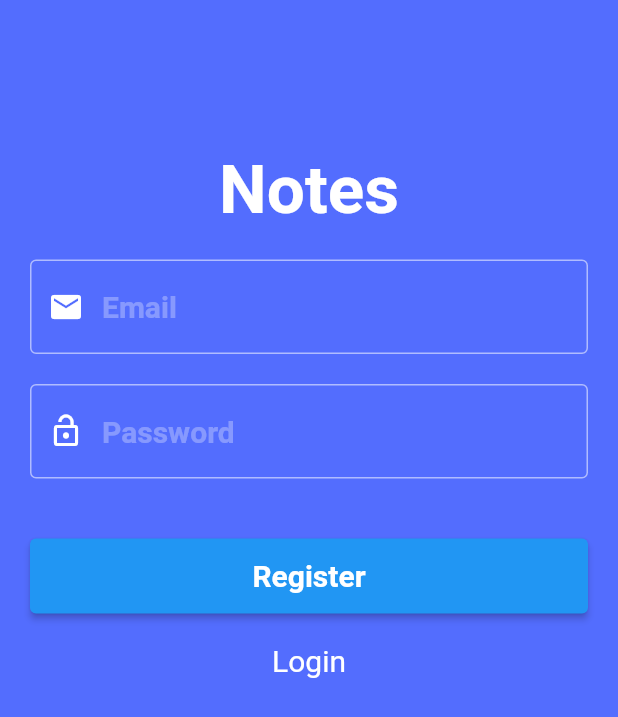
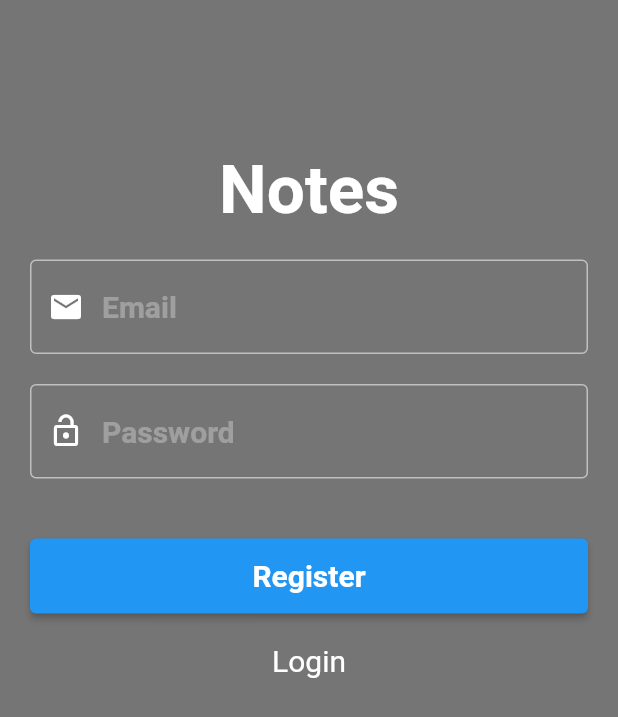
Before and after one commit to Killllot/Elementary-notes-and-API-with-tracking-course-crypto-money, a Flutter app: the screen it shows after launch, after a tap on "Not registered? Register", on a phone screen of 412 x 824 dp. Shown: the top 717 px of the screen. Run offline on Flutter 3.47's test engine with Material 2 defaults, Android fonts, the phone set to English and light mode, and no system bars; our stand-ins replace cloud_firestore, firebase_auth, firebase_core, fluttertoast, image_picker, video_player; accounts and stored records are empty; network calls fail.

Commit message:
Stable version

```diff
--- a/lib/main.dart
+++ b/lib/main.dart
@@ -15,18 +15,19 @@ void main() async {
   runApp(MultiProvider(
     providers: [
       ChangeNotifierProvider<AuthService>.value(value: AuthService()),
-      StreamProvider.value(value: AuthService().user, initialData: null)
+      StreamProvider.value(
+          value: AuthService().currentUser, initialData: null)
     ],
     child: MaterialApp(
       theme: ThemeData(
-        primaryColor: Colors.indigoAccent,
+        primaryColor: Colors.black54,
       ),
       initialRoute: '/',
       routes: {
         '/': (context) => login(),
         '/Notes': (context) => Notes(),
         '/Coin': (context) => Coin(),
-        '/login': (context) => mainWindow(),
+        '/Main': (context) => mainWindow(),
       },
     ),
   ));
--- a/lib/pages/mainWindow.dart
+++ b/lib/pages/mainWindow.dart
@@ -26,7 +26,7 @@ class _mainWindowState extends State<mainWindow> {
     return Scaffold(
       backgroundColor: Colors.grey,
       appBar: AppBar(
-        backgroundColor: Colors.indigo,
+        backgroundColor: Colors.deepPurple,
         title: Text ('Windows'),
         centerTitle: true,
       ),
@@ -41,9 +41,7 @@ class _mainWindowState extends State<mainWindow> {
           ElevatedButton(onPressed: (){
             Navigator.pushNamed(context, '/Coin');
           }, child: Text('Coin TOP')),
-          ElevatedButton(onPressed: (){
-            Navigator.pushNamed(context, '/login');
-          }, child: Text('login'))
+
         ],
       ),
     );
--- a/lib/services/auth.dart
+++ b/lib/services/auth.dart
@@ -38,5 +38,5 @@ class AuthService with ChangeNotifier {
     await _firebaseAuth.signOut();
   }
 
-  Stream get user => _firebaseAuth.authStateChanges().map((event) => event);
+  Stream get currentUser => _firebaseAuth.authStateChanges().map((event) => event);
 }
```
Also changed, not shown: lib/authorizationOrLogin/login.dart (+5 -6 lines), lib/pages/notes.dart (+8 -5 lines).
